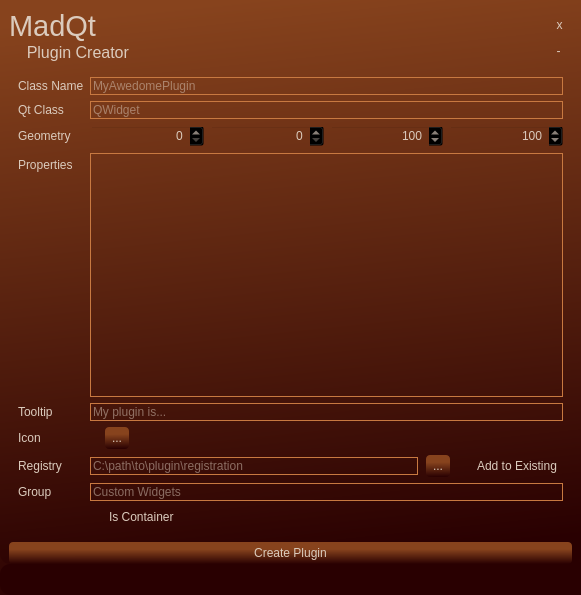
Old version of the form src/MadQt/Apps/PluginCreator/gui.ui in the repository MadPonyInteractive/MadQt.
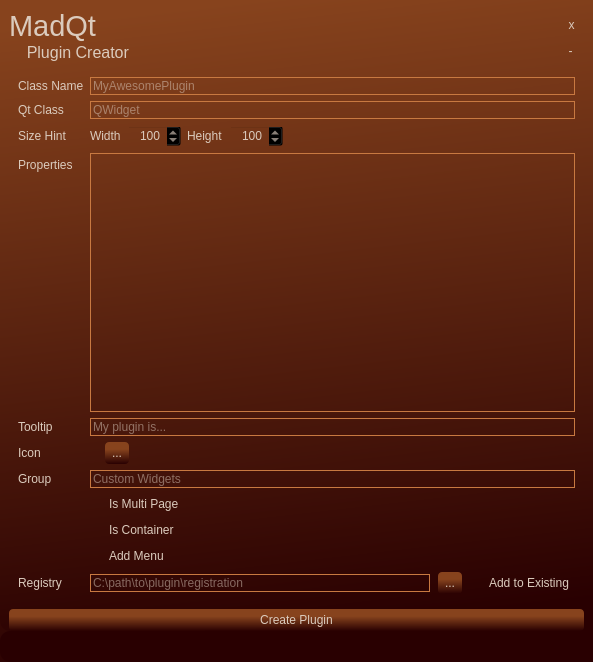
New version of the form. Icons and pictures are not drawn. Custom widgets are drawn as their Qt base class.

```diff
--- a/src/MadQt/Apps/PluginCreator/gui.ui
+++ b/src/MadQt/Apps/PluginCreator/gui.ui
@@ -6,8 +6,8 @@
    <rect>
     <x>0</x>
     <y>0</y>
-    <width>581</width>
-    <height>595</height>
+    <width>593</width>
+    <height>662</height>
    </rect>
   </property>
   <property name="acceptDrops">
@@ -145,7 +145,10 @@
 	background-color: rgb(41, 0, 1);
 }
 
-
+QLineEdit:disabled{
+	background-color: rgb(219, 203, 189);
+	color: rgb(41, 0, 1);
+}
 
 QToolTip { 		
 	font: 600 14pt &quot;Dosis SemiBold&quot;;
@@ -470,22 +473,36 @@
         <rect>
          <x>0</x>
          <y>0</y>
-         <width>563</width>
-         <height>450</height>
+         <width>575</width>
+         <height>517</height>
         </rect>
        </property>
        <layout class="QFormLayout" name="formLayout">
-        <item row="1" column="1">
+        <item row="0" column="0">
+         <widget class="QLabel" name="label">
+          <property name="text">
+           <string>Class Name</string>
+          </property>
+         </widget>
+        </item>
+        <item row="0" column="1">
          <widget class="QLineEdit" name="pluginName">
           <property name="statusTip">
            <string>Your plugin name</string>
           </property>
           <property name="placeholderText">
-           <string>MyAwedomePlugin</string>
+           <string>MyAwesomePlugin</string>
           </property>
          </widget>
         </item>
-        <item row="3" column="1">
+        <item row="1" column="0">
+         <widget class="QLabel" name="label_2">
+          <property name="text">
+           <string>Qt Class</string>
+          </property>
+         </widget>
+        </item>
+        <item row="1" column="1">
          <widget class="QLineEdit" name="QtClass">
           <property name="statusTip">
            <string>Qt Class your plugin inherits from</string>
@@ -495,25 +512,22 @@
           </property>
          </widget>
         </item>
-        <item row="6" column="1">
+        <item row="2" column="0">
+         <widget class="QLabel" name="label_9">
+          <property name="statusTip">
+           <string>Paths to QtDesigner Plugins</string>
+          </property>
+          <property name="text">
+           <string>Size Hint</string>
+          </property>
+         </widget>
+        </item>
+        <item row="2" column="1">
          <layout class="QHBoxLayout" name="horizontalLayout">
           <item>
-           <widget class="QSpinBox" name="geoX">
-            <property name="statusTip">
-             <string>X pos</string>
-            </property>
-            <property name="alignment">
-             <set>Qt::AlignRight|Qt::AlignTrailing|Qt::AlignVCenter</set>
-            </property>
-           </widget>
-          </item>
-          <item>
-           <widget class="QSpinBox" name="geoY">
-            <property name="statusTip">
-             <string>Y Pos</string>
-            </property>
-            <property name="alignment">
-             <set>Qt::AlignRight|Qt::AlignTrailing|Qt::AlignVCenter</set>
+           <widget class="QLabel" name="label_3">
+            <property name="text">
+             <string>Width</string>
             </property>
            </widget>
           </item>
@@ -533,6 +547,13 @@
             </property>
            </widget>
           </item>
+          <item>
+           <widget class="QLabel" name="label_10">
+            <property name="text">
+             <string>Height</string>
+            </property>
+           </widget>
+          </item>
           <item>
            <widget class="QSpinBox" name="geoH">
             <property name="statusTip">
@@ -549,9 +570,32 @@
             </property>
            </widget>
           </item>
+          <item>
+           <spacer name="horizontalSpacer">
+            <property name="orientation">
+             <enum>Qt::Horizontal</enum>
+            </property>
+            <property name="sizeHint" stdset="0">
+             <size>
+              <width>40</width>
+              <height>20</height>
+             </size>
+            </property>
+           </spacer>
+          </item>
          </layout>
         </item>
-        <item row="8" column="1">
+        <item row="3" column="0">
+         <widget class="QLabel" name="label_8">
+          <property name="statusTip">
+           <string>Paths to QtDesigner Plugins</string>
+          </property>
+          <property name="text">
+           <string>Properties</string>
+          </property>
+         </widget>
+        </item>
+        <item row="3" column="1">
          <widget class="PathsList" name="propList">
           <property name="statusTip">
            <string>Right click to add/remove properties</string>
@@ -565,7 +609,14 @@
           </property>
          </widget>
         </item>
-        <item row="10" column="1">
+        <item row="4" column="0">
+         <widget class="QLabel" name="label_4">
+          <property name="text">
+           <string>Tooltip</string>
+          </property>
+         </widget>
+        </item>
+        <item row="4" column="1">
          <widget class="QLineEdit" name="tooltipIn">
           <property name="statusTip">
            <string>QtDesigner tooltip</string>
@@ -578,7 +629,14 @@
           </property>
          </widget>
         </item>
-        <item row="12" column="1">
+        <item row="5" column="0">
+         <widget class="QLabel" name="label_5">
+          <property name="text">
+           <string>Icon</string>
+          </property>
+         </widget>
+        </item>
+        <item row="5" column="1">
          <layout class="QHBoxLayout" name="horizontalLayout_20">
           <property name="spacing">
            <number>8</number>
@@ -630,69 +688,14 @@
           </item>
          </layout>
         </item>
-        <item row="14" column="1">
-         <layout class="QHBoxLayout" name="horizontalLayout_21">
-          <property name="spacing">
-           <number>8</number>
-          </property>
-          <item>
-           <widget class="QLineEdit" name="regPath">
-            <property name="statusTip">
-             <string>Plugin path or registry file</string>
-            </property>
-            <property name="text">
-             <string/>
-            </property>
-            <property name="placeholderText">
-             <string>C:\path\to\plugin\registration</string>
-            </property>
-           </widget>
-          </item>
-          <item>
-           <widget class="QPushButton" name="regOpen">
-            <property name="minimumSize">
-             <size>
-              <width>24</width>
-              <height>0</height>
-             </size>
-            </property>
-            <property name="cursor">
-             <cursorShape>PointingHandCursor</cursorShape>
-            </property>
-            <property name="statusTip">
-             <string>Open path/file</string>
-            </property>
-            <property name="text">
-             <string>...</string>
-            </property>
-           </widget>
-          </item>
-          <item>
-           <widget class="QCheckBox" name="addToExistingCb">
-            <property name="statusTip">
-             <string>Add to an existing register </string>
-            </property>
-            <property name="text">
-             <string>Add to Existing</string>
-            </property>
-            <property name="iconSize">
-             <size>
-              <width>32</width>
-              <height>32</height>
-             </size>
-            </property>
-           </widget>
-          </item>
-         </layout>
-        </item>
-        <item row="16" column="0">
+        <item row="6" column="0">
          <widget class="QLabel" name="label_7">
           <property name="text">
            <string>Group</string>
           </property>
          </widget>
         </item>
-        <item row="16" column="1">
+        <item row="6" column="1">
          <widget class="QLineEdit" name="widgetGroup">
           <property name="statusTip">
            <string>Group name in QtDesigner Widget box</string>
@@ -705,7 +708,7 @@
           </property>
          </widget>
         </item>
-        <item row="19" column="1">
+        <item row="8" column="1">
          <widget class="QCheckBox" name="isContainerCb">
           <property name="statusTip">
            <string>Will it contain other widgets?</string>
@@ -721,61 +724,82 @@
           </property>
          </widget>
         </item>
-        <item row="12" column="0">
-         <widget class="QLabel" name="label_5">
-          <property name="text">
-           <string>Icon</string>
-          </property>
-         </widget>
-        </item>
         <item row="10" column="0">
-         <widget class="QLabel" name="label_4">
-          <property name="text">
-           <string>Tooltip</string>
-          </property>
-         </widget>
-        </item>
-        <item row="8" column="0">
-         <widget class="QLabel" name="label_8">
-          <property name="statusTip">
-           <string>Paths to QtDesigner Plugins</string>
-          </property>
-          <property name="text">
-           <string>Properties</string>
-          </property>
-         </widget>
-        </item>
-        <item row="6" column="0">
-         <widget class="QLabel" name="label_9">
-          <property name="statusTip">
-           <string>Paths to QtDesigner Plugins</string>
-          </property>
-          <property name="text">
-           <string>Geometry</string>
-          </property>
-         </widget>
-        </item>
-        <item row="3" column="0">
-         <widget class="QLabel" name="label_2">
-          <property name="text">
-           <string>Qt Class</string>
-          </property>
-         </widget>
-        </item>
-        <item row="1" column="0">
-         <widget class="QLabel" name="label">
-          <property name="text">
-           <string>Class Name</string>
-          </property>
-         </widget>
-        </item>
-        <item row="14" column="0">
          <widget class="QLabel" name="label_6">
           <property name="text">
            <string>Registry</string>
           </property>
          </widget>
         </item>
+        <item row="10" column="1">
+         <layout class="QHBoxLayout" name="horizontalLayout_21">
+          <property name="spacing">
+           <number>8</number>
+          </property>
+          <item>
+           <widget class="QLineEdit" name="regPath">
+            <property name="statusTip">
+             <string>Files path</string>
+            </property>
+            <property name="text">
+             <string/>
+            </property>
+            <property name="placeholderText">
+             <string>C:\path\to\plugin\registration</string>
+            </property>
+           </widget>
+          </item>
+          <item>
+           <widget class="QPushButton" name="regOpen">
+            <property name="minimumSize">
+             <size>
+              <width>24</width>
+              <height>0</height>
+             </size>
+            </property>
+            <property name="cursor">
+             <cursorShape>PointingHandCursor</cursorShape>
+            </property>
+            <property name="statusTip">
+             <string>Open path/file</string>
+            </property>
+            <property name="text">
+             <string>...</string>
+            </property>
+           </widget>
+          </item>
+          <item>
+           <widget class="QCheckBox" name="addToExistingCb">
+            <property name="statusTip">
+             <string>Add to an existing register </string>
+            </property>
+            <property name="text">
+             <string>Add to Existing</string>
+            </property>
+            <property name="iconSize">
+             <size>
+              <width>32</width>
+              <height>32</height>
+             </size>
+            </property>
+           </widget>
+          </item>
+         </layout>
+        </item>
+        <item row="9" column="1">
+         <widget class="QCheckBox" name="addMenuCb">
+          <property name="text">
+           <string>Add Menu</string>
+          </property>
+         </widget>
+        </item>
+        <item row="7" column="1">
+         <widget class="QCheckBox" name="isMultiCb">
+          <property name="text">
+           <string>Is Multi Page</string>
+          </property>
+         </widget>
+        </item>
        </layout>
       </widget>
      </widget>
```
Left out of the diff: 4 changed lines with no effect on the pictures.
